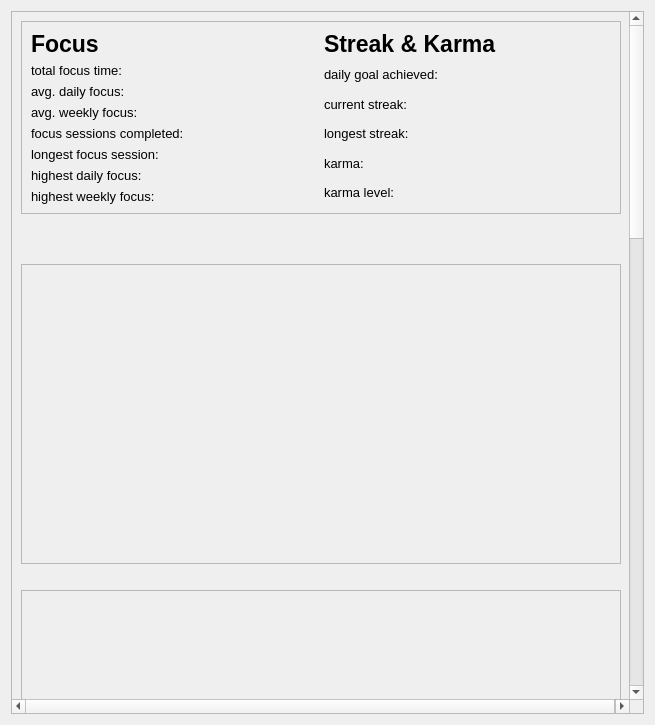
Before: the Qt Designer form ui/statistics.ui in dop14/monkmode, drawn with Qt 5.
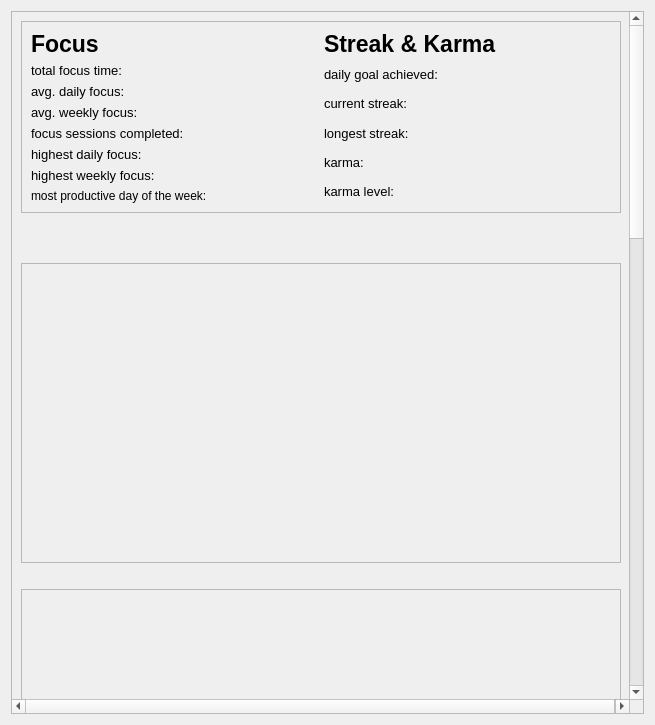
After: the same form once the commit is applied.

Commit message: Major statistics changes

The edit to the form file:
```diff
--- a/ui/statistics.ui
+++ b/ui/statistics.ui
@@ -37,7 +37,7 @@
         <x>0</x>
         <y>0</y>
         <width>623</width>
-        <height>2196</height>
+        <height>2194</height>
        </rect>
       </property>
       <layout class="QVBoxLayout" name="verticalLayout_11">
@@ -121,18 +121,6 @@
               </property>
              </widget>
             </item>
-            <item>
-             <widget class="QLabel" name="longest_focus_session">
-              <property name="font">
-               <font>
-                <pointsize>10</pointsize>
-               </font>
-              </property>
-              <property name="text">
-               <string>longest focus session:</string>
-              </property>
-             </widget>
-            </item>
             <item>
              <widget class="QLabel" name="highest_daily_label">
               <property name="font">
@@ -157,6 +145,13 @@
               </property>
              </widget>
             </item>
+            <item>
+             <widget class="QLabel" name="most_prod_day">
+              <property name="text">
+               <string>most productive day of the week:</string>
+              </property>
+             </widget>
+            </item>
            </layout>
           </item>
           <item>
@@ -302,6 +297,12 @@
        </item>
        <item>
         <widget class="QFrame" name="subjectFrame">
+         <property name="sizePolicy">
+          <sizepolicy hsizetype="Expanding" vsizetype="Expanding">
+           <horstretch>0</horstretch>
+           <verstretch>0</verstretch>
+          </sizepolicy>
+         </property>
          <property name="minimumSize">
           <size>
            <width>600</width>
@@ -310,8 +311,8 @@
          </property>
          <property name="maximumSize">
           <size>
-           <width>600</width>
-           <height>300</height>
+           <width>16777215</width>
+           <height>16777215</height>
           </size>
          </property>
          <property name="frameShape">
```
The commit also changes 4 other files.
